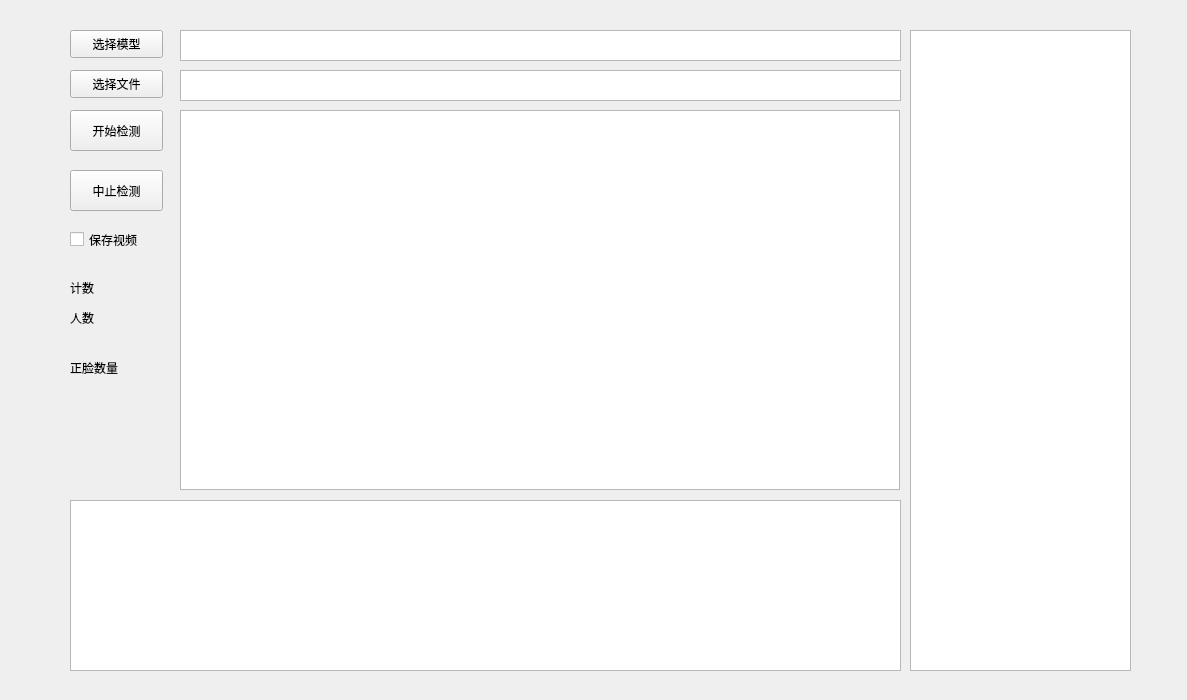
Before: the Qt Designer form track_ui.ui in KexieLAN/YOLOv5-FAC-DS, drawn with Qt 5.
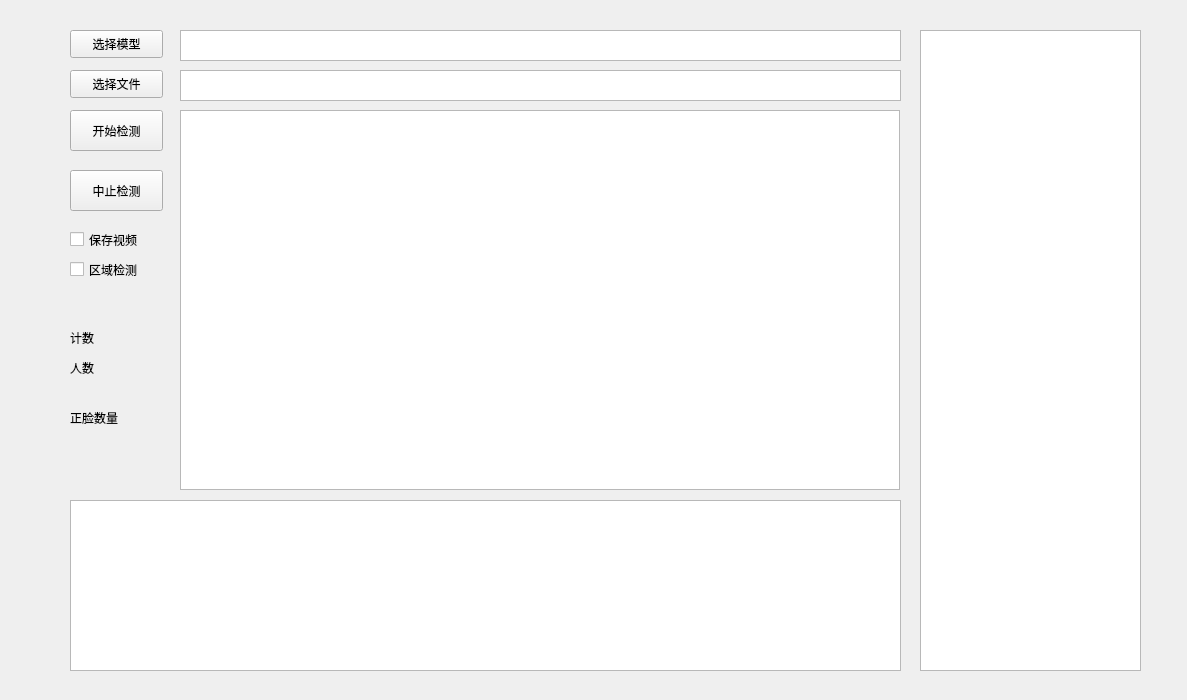
After: the same form once the commit is applied.

Commit message: 新增图形界面

```diff
--- a/track_ui.ui
+++ b/track_ui.ui
@@ -122,7 +122,7 @@
    <property name="geometry">
     <rect>
      <x>70</x>
-     <y>280</y>
+     <y>330</y>
      <width>72</width>
      <height>15</height>
     </rect>
@@ -135,19 +135,6 @@
    <property name="geometry">
     <rect>
      <x>70</x>
-     <y>330</y>
-     <width>91</width>
-     <height>16</height>
-    </rect>
-   </property>
-   <property name="text">
-    <string/>
-   </property>
-  </widget>
-  <widget class="QLabel" name="dir_faceCount">
-   <property name="geometry">
-    <rect>
-     <x>70</x>
      <y>380</y>
      <width>91</width>
      <height>16</height>
@@ -157,11 +144,24 @@
     <string/>
    </property>
   </widget>
+  <widget class="QLabel" name="dir_faceCount">
+   <property name="geometry">
+    <rect>
+     <x>70</x>
+     <y>430</y>
+     <width>91</width>
+     <height>16</height>
+    </rect>
+   </property>
+   <property name="text">
+    <string/>
+   </property>
+  </widget>
   <widget class="QLabel" name="label_2">
    <property name="geometry">
     <rect>
      <x>70</x>
-     <y>310</y>
+     <y>360</y>
      <width>72</width>
      <height>15</height>
     </rect>
@@ -174,7 +174,7 @@
    <property name="geometry">
     <rect>
      <x>70</x>
-     <y>360</y>
+     <y>410</y>
      <width>72</width>
      <height>15</height>
     </rect>
@@ -183,16 +183,29 @@
     <string>正脸数量</string>
    </property>
   </widget>
-  <widget class="QListView" name="listView">
+  <widget class="QTableView" name="tableView">
    <property name="geometry">
     <rect>
-     <x>910</x>
+     <x>920</x>
      <y>30</y>
      <width>221</width>
      <height>641</height>
     </rect>
    </property>
   </widget>
+  <widget class="QCheckBox" name="zoneCheckBox">
+   <property name="geometry">
+    <rect>
+     <x>70</x>
+     <y>260</y>
+     <width>91</width>
+     <height>19</height>
+    </rect>
+   </property>
+   <property name="text">
+    <string>区域检测</string>
+   </property>
+  </widget>
  </widget>
  <resources/>
  <connections/>
```
The commit also changes 2 other files.
